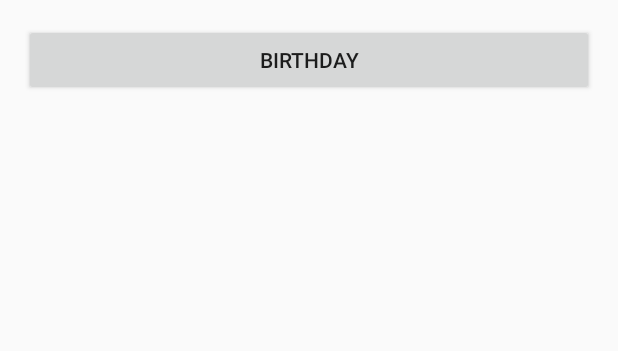
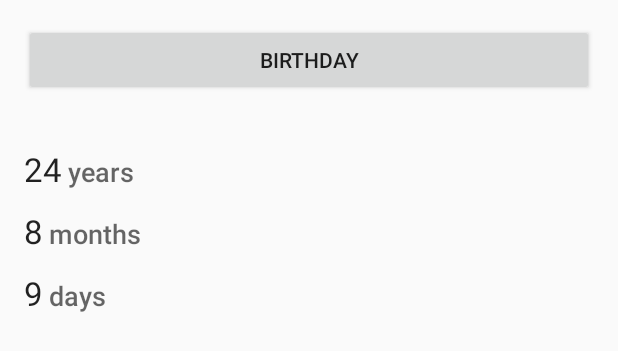
Before and after one commit to kvizcarra/age-calculator, an Android app: the layout activity_main.xml on its own in the app's theme, with its tools: preview values and no code run, on a phone screen of 412 x 824 dp. Shown: the top 351 px of the screen. Run offline under Robolectric (Android 15) with nearby library versions, the phone set to English and light mode, and no system bars.

Commit message:
Calculate and show age based off given birthdate

```diff
--- a/app/build.gradle
+++ b/app/build.gradle
@@ -30,4 +30,5 @@ dependencies {
     /* Tools */
     compile 'com.jakewharton:butterknife:8.4.0'
     annotationProcessor 'com.jakewharton:butterknife-compiler:8.4.0'
+    compile 'com.jakewharton.threetenabp:threetenabp:1.0.4'
 }
--- a/app/src/main/AndroidManifest.xml
+++ b/app/src/main/AndroidManifest.xml
@@ -6,6 +6,7 @@
         android:allowBackup="true"
         android:icon="@mipmap/ic_launcher"
         android:label="@string/app_name"
+        android:name=".MyApplication"
         android:supportsRtl="true"
         android:theme="@style/AppTheme">
         <activity android:name=".MainActivity">
--- a/app/src/main/java/com/kevin/agecalculator/MainActivity.java
+++ b/app/src/main/java/com/kevin/agecalculator/MainActivity.java
@@ -3,9 +3,16 @@ package com.kevin.agecalculator;
     import android.app.DatePickerDialog;
     import android.support.v7.app.AppCompatActivity;
     import android.os.Bundle;
+    import android.view.View;
     import android.widget.Button;
     import android.widget.DatePicker;
+    import android.widget.RelativeLayout;
+    import android.widget.TextView;
     import android.widget.Toast;
+
+    import org.threeten.bp.LocalDate;
+    import org.threeten.bp.Period;
+    import org.threeten.bp.temporal.ChronoUnit;
 
     import java.util.Calendar;
 
@@ -15,6 +22,12 @@ package com.kevin.agecalculator;
 
 public class MainActivity extends AppCompatActivity implements DatePickerDialog.OnDateSetListener {
     @BindView(R.id.button_birthday) Button buttonBirthday;
+    @BindView(R.id.text_view_container) RelativeLayout container;
+    @BindView(R.id.text_view_years) TextView textViewYears;
+    @BindView(R.id.text_view_months) TextView textViewMonths;
+    @BindView(R.id.text_view_days) TextView textViewDays;
+
+    LocalDate now;
 
     @Override
     protected void onCreate(Bundle savedInstanceState) {
@@ -26,13 +39,10 @@ public class MainActivity extends AppCompatActivity implements DatePickerDialog.
     @OnClick(R.id.button_birthday)
     void onClick() {
         // Use the current date as the default date in the picker
-        final Calendar c = Calendar.getInstance();
-        int year = c.get(Calendar.YEAR);
-        int month = c.get(Calendar.MONTH);
-        int day = c.get(Calendar.DAY_OF_MONTH);
+        now = LocalDate.now();
 
         DatePickerDialog datePickerDialog = new DatePickerDialog(
-                this, this, year, month, day);
+                this, this, now.getYear(), now.getMonthValue()-1, now.getDayOfMonth());
         datePickerDialog.show();
 
     }
@@ -40,5 +50,12 @@ public class MainActivity extends AppCompatActivity implements DatePickerDialog.
     @Override
     public void onDateSet(DatePicker view, int year, int month, int dayOfMonth) {
         buttonBirthday.setText(Integer.toString(year) + "-" + Integer.toString(month+1) + "-" + Integer.toString(dayOfMonth));
+
+        Period period = Period.between(LocalDate.of(year, month,dayOfMonth), now);
+        textViewYears.setText(Integer.toString(period.getYears()));
+        textViewMonths.setText(Integer.toString(period.getMonths()));
+        textViewDays.setText(Integer.toString(period.getDays()));
+
+        container.setVisibility(View.VISIBLE);
     }
 }
--- /dev/null
+++ b/app/src/main/java/com/kevin/agecalculator/MyApplication.java
@@ -0,0 +1,17 @@
+package com.kevin.agecalculator;
+
+import android.app.Application;
+
+import com.jakewharton.threetenabp.AndroidThreeTen;
+
+/**
+ * Created by kevin on 1/9/17.
+ */
+
+public class MyApplication extends Application {
+    @Override
+    public void onCreate() {
+        super.onCreate();
+        AndroidThreeTen.init(this);
+    }
+}
--- a/app/src/main/res/layout/activity_main.xml
+++ b/app/src/main/res/layout/activity_main.xml
@@ -17,4 +17,74 @@
         android:layout_alignParentTop="true"
         android:layout_centerHorizontal="true"
         android:id="@+id/button_birthday" />
+
+    <RelativeLayout
+        android:id="@+id/text_view_container"
+        android:layout_width="match_parent"
+        android:layout_height="match_parent"
+        android:layout_marginTop="34dp"
+        android:layout_below="@+id/button_birthday"
+        android:visibility="invisible"
+        tools:visibility="visible">
+        <TextView
+            android:layout_width="wrap_content"
+            android:layout_height="wrap_content"
+            android:id="@+id/text_view_years"
+            android:layout_alignParentStart="true"
+            tools:text="24"
+            android:textAppearance="@android:style/TextAppearance.DeviceDefault.Large" />
+
+        <TextView
+            android:text="years"
+            android:layout_width="wrap_content"
+            android:layout_height="wrap_content"
+            android:textAppearance="@android:style/TextAppearance.DeviceDefault.Medium"
+            android:layout_alignBaseline="@+id/text_view_years"
+            android:layout_alignBottom="@+id/text_view_years"
+            android:layout_toEndOf="@+id/text_view_years"
+            android:layout_marginStart="4dp"
+            android:id="@+id/text_view_years_label" />
+
+        <TextView
+            android:layout_width="wrap_content"
+            android:layout_height="wrap_content"
+            android:layout_marginTop="12dp"
+            android:id="@+id/text_view_months"
+            android:layout_below="@+id/text_view_years"
+            android:layout_alignParentStart="true"
+            tools:text="8"
+            android:textAppearance="@android:style/TextAppearance.DeviceDefault.Large" />
+
+        <TextView
+            android:text="months"
+            android:layout_width="wrap_content"
+            android:layout_height="wrap_content"
+            android:textAppearance="@android:style/TextAppearance.DeviceDefault.Medium"
+            android:layout_alignBaseline="@+id/text_view_months"
+            android:layout_alignBottom="@+id/text_view_months"
+            android:layout_toEndOf="@+id/text_view_months"
+            android:layout_marginStart="4dp"
+            android:id="@+id/text_view_months_label" />
+
+        <TextView
+            android:layout_width="wrap_content"
+            android:layout_height="wrap_content"
+            android:layout_marginTop="12dp"
+            android:id="@+id/text_view_days"
+            android:layout_below="@+id/text_view_months"
+            android:layout_alignParentStart="true"
+            tools:text="9"
+            android:textAppearance="@android:style/TextAppearance.DeviceDefault.Large" />
+
+        <TextView
+            android:text="days"
+            android:layout_width="wrap_content"
+            android:layout_height="wrap_content"
+            android:textAppearance="@android:style/TextAppearance.DeviceDefault.Medium"
+            android:layout_alignBaseline="@+id/text_view_days"
+            android:layout_alignBottom="@+id/text_view_days"
+            android:layout_toEndOf="@+id/text_view_days"
+            android:layout_marginStart="4dp"
+            android:id="@+id/text_view_days_label" />
+    </RelativeLayout>
 </RelativeLayout>
```
